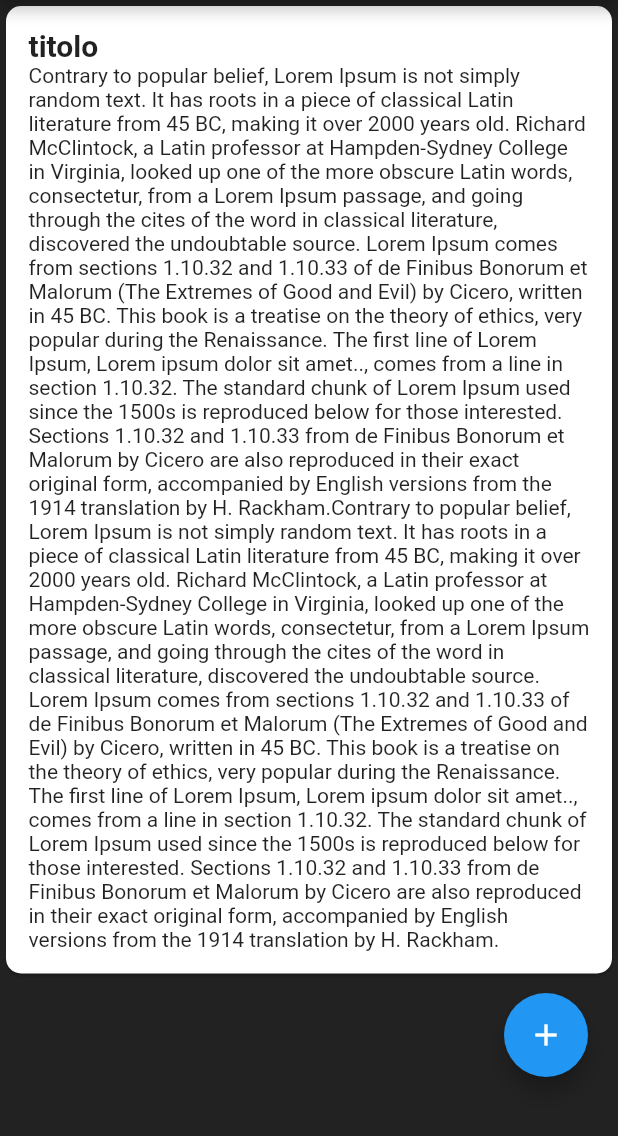
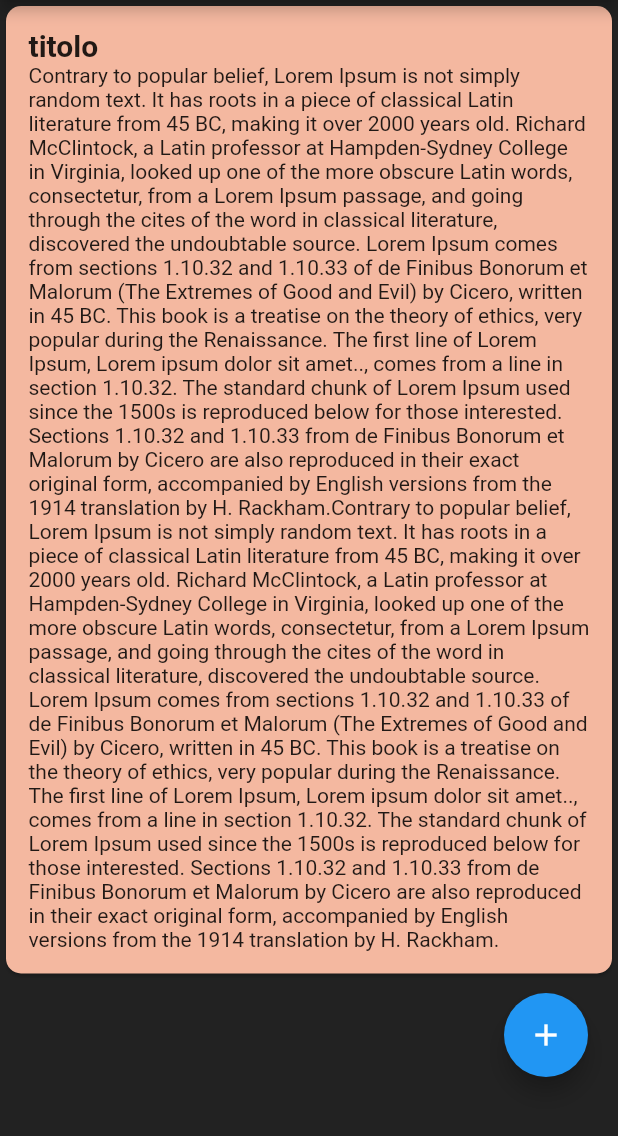
Before and after one commit to giuseppe2028/note_app, a Flutter app: the screen it shows after launch, on a phone screen of 412 x 824 dp, the part 84-1220 px from its top. Run offline on Flutter 3.47's test engine with Material 2 defaults, Android fonts, the phone set to English and light mode, and no system bars.

Commit message:
Aggiunto card colorate

```diff
--- /dev/null
+++ b/lib/Classes/Colori.dart
@@ -0,0 +1,9 @@
+import 'dart:ui';
+
+class Colori {
+  static Color colore1() => Color.fromRGBO(244, 184, 160, 10);
+  static Color colore2() => Color.fromRGBO(236, 240, 174, 10);
+  static Color colore3() => Color.fromRGBO(205, 240, 174, 10);
+  static Color colore4() => Color.fromRGBO(159, 223, 235, 10);
+  static Color colore5() => Color.fromRGBO(232, 158, 185, 10);
+}
--- a/lib/ElementListView.dart
+++ b/lib/ElementListView.dart
@@ -2,14 +2,16 @@ import 'package:flutter/material.dart';
 
 class ElementListView extends StatelessWidget {
   String _title, _contenuto;
-  ElementListView(this._title, this._contenuto);
+  Color _colore;
+
+  ElementListView(this._title, this._contenuto, this._colore);
   @override
   Widget build(BuildContext context) {
     return Card(
       shape: RoundedRectangleBorder(
         borderRadius: BorderRadius.circular(10),
       ),
-      color: Colors.white,
+      color: _colore,
       child: Container(
         margin: EdgeInsets.all(15),
         child: Column(
--- a/lib/main.dart
+++ b/lib/main.dart
@@ -1,4 +1,5 @@
 import 'package:flutter/material.dart';
+import 'package:note_app/Classes/Colori.dart';
 import 'package:note_app/Classes/Strings.dart';
 import 'package:note_app/ElementListView.dart';
 import 'package:note_app/SecondPage.dart';
@@ -39,9 +40,12 @@ class NewWidget extends StatelessWidget {
             Expanded(
               child: ListView(
                 children: [
-                  ElementListView("titolo", Stringhe.getText()),
-                  ElementListView("titolo2", Stringhe.getText()),
-                  ElementListView("titolo3", Stringhe.getText()),
+                  ElementListView(
+                      "titolo", Stringhe.getText(), Colori.colore1()),
+                  ElementListView(
+                      "titolo2", Stringhe.getText(), Colori.colore3()),
+                  ElementListView(
+                      "titolo3", Stringhe.getText(), Colori.colore5()),
                 ],
               ),
             ),
```
